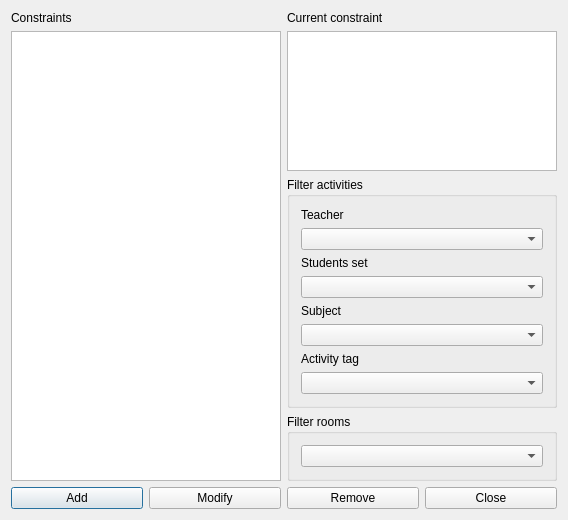
Above: fet/src/interface/constraintactivitypreferredroomform_template.ui from vonmecheln/fet before the change. Below: the same form after it.
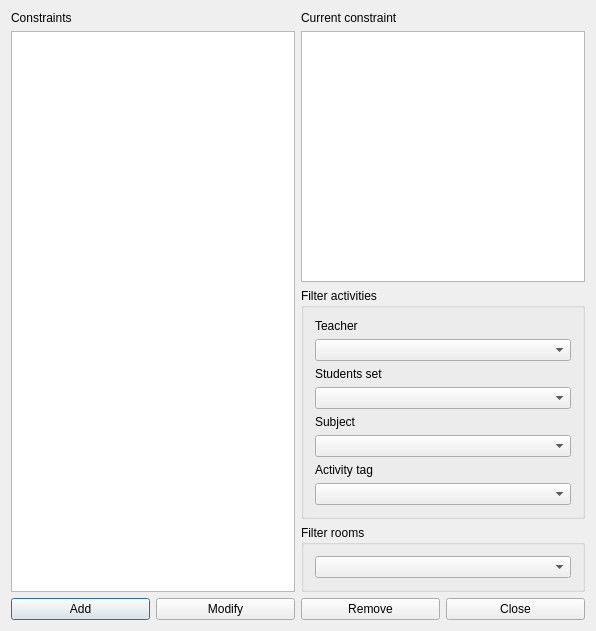
That is the form after the change.

Patch:
```diff
--- a/fet/src/interface/constraintactivitypreferredroomform_template.ui
+++ b/fet/src/interface/constraintactivitypreferredroomform_template.ui
@@ -6,8 +6,8 @@
    <rect>
     <x>0</x>
     <y>0</y>
-    <width>568</width>
-    <height>520</height>
+    <width>596</width>
+    <height>631</height>
    </rect>
   </property>
   <property name="windowTitle">
@@ -15,6 +15,8 @@
   </property>
   <layout class="QGridLayout" name="gridLayout_3">
    <item row="0" column="0">
+    <layout class="QVBoxLayout" name="verticalLayout_2">
+     <item>
     <widget class="QLabel" name="constraintsTextLabel">
      <property name="frameShape">
       <enum>QFrame::NoFrame</enum>
@@ -30,7 +32,14 @@
      </property>
     </widget>
    </item>
-   <item row="0" column="2">
+     <item>
+      <widget class="QListWidget" name="constraintsListWidget"/>
+     </item>
+    </layout>
+   </item>
+   <item row="0" column="1">
+    <layout class="QVBoxLayout" name="verticalLayout">
+     <item>
     <widget class="QLabel" name="currentConstraintTextLabel">
      <property name="text">
       <string>Current constraint</string>
@@ -40,13 +49,10 @@
      </property>
     </widget>
    </item>
-   <item row="1" column="0" rowspan="3" colspan="2">
-    <widget class="QListWidget" name="constraintsListWidget"/>
-   </item>
-   <item row="1" column="2" colspan="2">
+     <item>
     <widget class="QPlainTextEdit" name="currentConstraintTextEdit"/>
    </item>
-   <item row="2" column="2" colspan="2">
+     <item>
     <widget class="QGroupBox" name="filterActivitiesGroupBox">
      <property name="title">
       <string>Filter activities</string>
@@ -107,7 +113,7 @@
      </layout>
     </widget>
    </item>
-   <item row="3" column="2" colspan="2">
+     <item>
     <widget class="QGroupBox" name="filterRoomsGroupBox">
      <property name="title">
       <string>Filter rooms</string>
@@ -119,33 +125,39 @@
      </layout>
     </widget>
    </item>
-   <item row="4" column="0">
+    </layout>
+   </item>
+   <item row="1" column="0" colspan="2">
+    <layout class="QHBoxLayout" name="horizontalLayout">
+     <item>
     <widget class="QPushButton" name="addConstraintPushButton">
      <property name="text">
       <string>Add</string>
      </property>
     </widget>
    </item>
-   <item row="4" column="1">
+     <item>
     <widget class="QPushButton" name="modifyConstraintPushButton">
      <property name="text">
       <string>Modify</string>
      </property>
     </widget>
    </item>
-   <item row="4" column="2">
+     <item>
     <widget class="QPushButton" name="removeConstraintPushButton">
      <property name="text">
       <string>Remove</string>
      </property>
     </widget>
    </item>
-   <item row="4" column="3">
+     <item>
     <widget class="QPushButton" name="closePushButton">
      <property name="text">
       <string>Close</string>
      </property>
     </widget>
+     </item>
+    </layout>
    </item>
   </layout>
  </widget>
```
Lines whose indentation alone changed are shown as unchanged.
